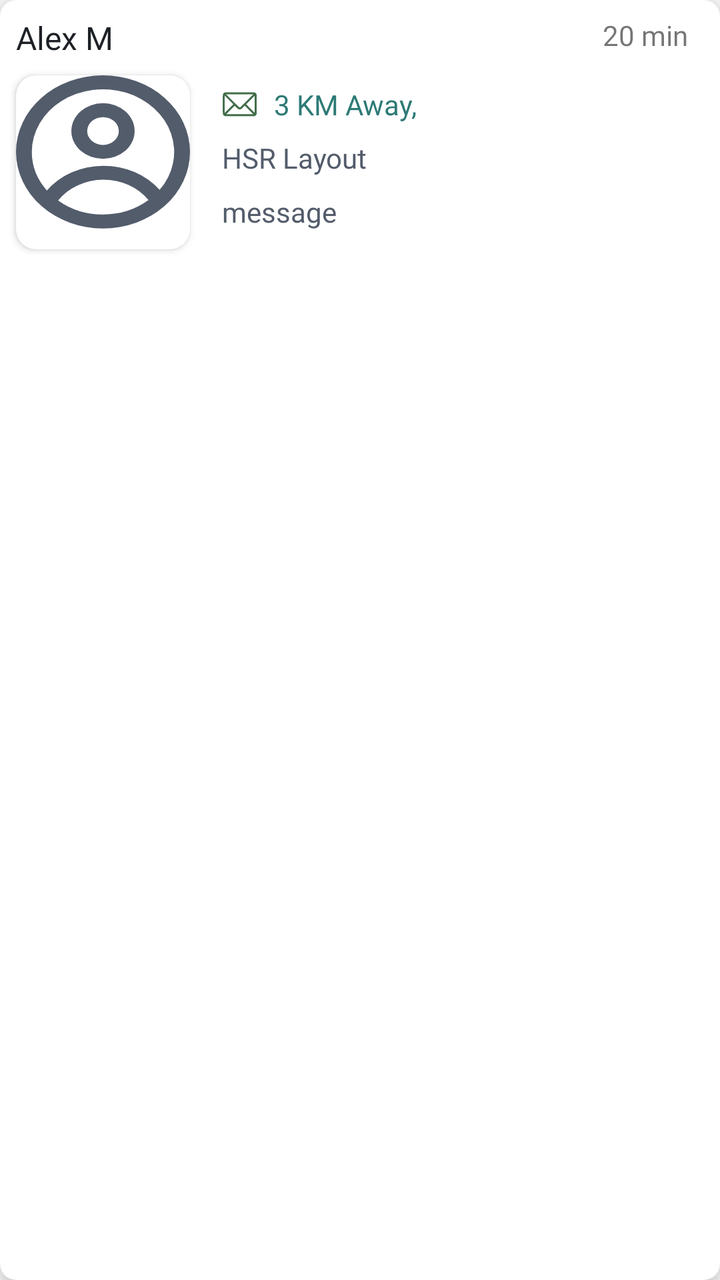
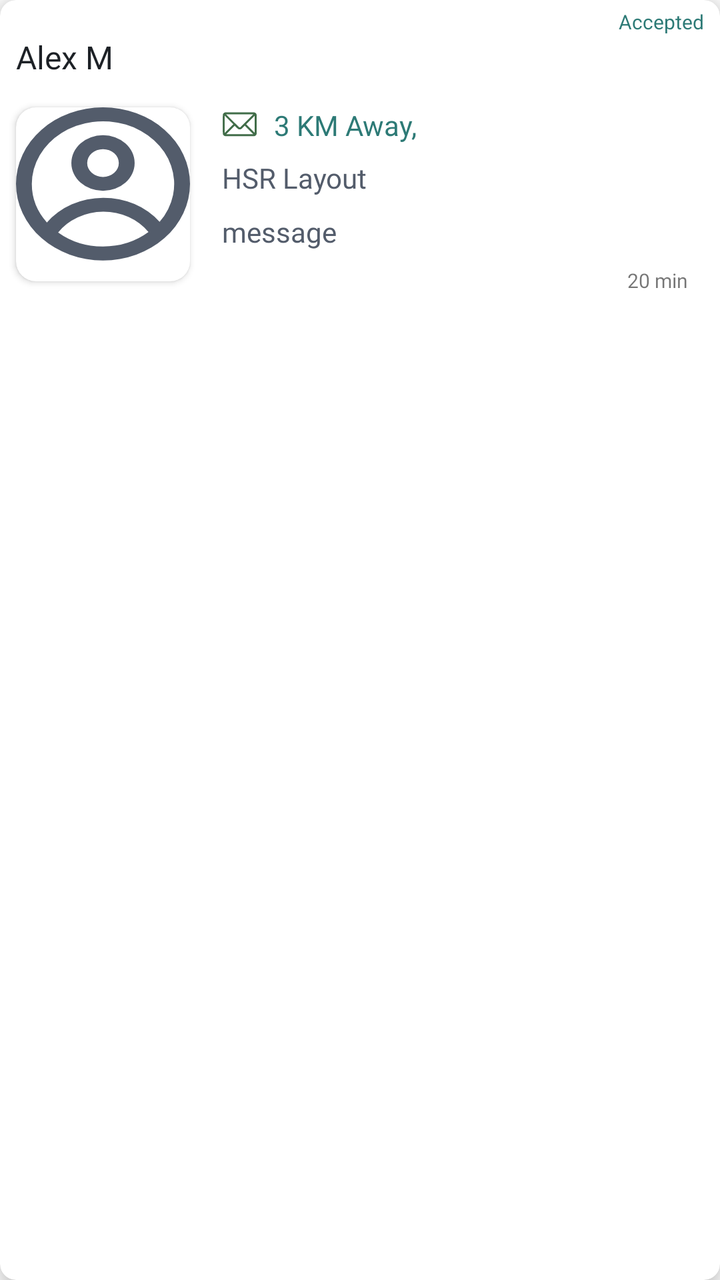

An Android layout rendered at two revisions. The XML below is the earlier revision; the diff shows what the commit changed to produce the second picture.
<!-- AndroidManifest.xml: application theme Theme.AbraaKaDabraa.App -->
<!-- res/layout/my_request_users_row.xml -->
<?xml version="1.0" encoding="utf-8"?>
<androidx.cardview.widget.CardView xmlns:android="http://schemas.android.com/apk/res/android"
    xmlns:app="http://schemas.android.com/apk/res-auto"
    xmlns:tools="http://schemas.android.com/tools"
    android:layout_width="match_parent"
    android:layout_height="wrap_content"
    app:cardElevation="8dp"
    app:cardCornerRadius="8dp"
    android:layout_margin="8dp">

    <androidx.constraintlayout.widget.ConstraintLayout
        android:id="@+id/postedBy"
        android:layout_width="match_parent"
        android:layout_height="wrap_content"
        android:fontFamily="@font/montserrat_medium"
        android:text="Alex M"
        android:textSize="16sp"
        app:layout_constraintEnd_toEndOf="parent"
        app:layout_constraintStart_toStartOf="@+id/textView27"
        app:layout_constraintTop_toBottomOf="@+id/textView27">

        <androidx.cardview.widget.CardView
            android:id="@+id/cardView6"
            android:layout_width="87dp"
            android:layout_height="87dp"
            android:layout_marginStart="8dp"
            android:layout_marginTop="8dp"
            android:layout_marginBottom="8dp"
            app:cardCornerRadius="10dp"
            app:layout_constraintBottom_toBottomOf="parent"
            app:layout_constraintStart_toStartOf="parent"
            app:layout_constraintTop_toBottomOf="@+id/userName">

            <ImageView
                android:id="@+id/imageView20"
                android:layout_width="match_parent"
                android:layout_height="match_parent"
                android:scaleType="fitXY"
                android:src="@drawable/ic_profile" />
        </androidx.cardview.widget.CardView>

        <TextView
            android:id="@+id/userName"
            android:layout_width="wrap_content"
            android:layout_height="wrap_content"
            android:layout_marginStart="8dp"
            android:layout_marginTop="8dp"
            android:fontFamily="@font/montserrat_bold"
            android:text="Alex M"
            android:textColor="@color/sub_text_color"
            android:textSize="@dimen/sp_16"
            app:layout_constraintStart_toStartOf="parent"
            app:layout_constraintTop_toTopOf="parent" />

        <ImageView
            android:id="@+id/imageView17"
            android:layout_width="wrap_content"
            android:layout_height="wrap_content"
            android:layout_marginStart="16dp"
            android:layout_marginTop="8dp"
            app:layout_constraintBottom_toBottomOf="@+id/cardView6"
            app:layout_constraintStart_toEndOf="@+id/cardView6"
            app:layout_constraintTop_toBottomOf="@+id/userName"
            app:layout_constraintVertical_bias="0.07999998"
            app:srcCompat="@drawable/ic_email" />

        <TextView
            android:id="@+id/textView109"
            android:layout_width="0dp"
            android:layout_height="wrap_content"
            android:layout_marginStart="8dp"
            android:fontFamily="@font/montserrat_regular"
            android:text="3 KM Away,"
            android:textColor="@color/status_accepted"
            android:textSize="14sp"
            app:layout_constraintBottom_toBottomOf="@+id/imageView17"
            app:layout_constraintStart_toEndOf="@+id/imageView17"
            app:layout_constraintTop_toTopOf="@+id/imageView17" />

        <TextView
            android:id="@+id/message"
            android:layout_width="0dp"
            android:layout_height="wrap_content"
            android:layout_marginTop="8dp"
            android:layout_marginEnd="24dp"
            android:fontFamily="@font/montserrat_regular"
            android:maxLines="1"
            android:textSize="14sp"
            android:textColor="@color/title_color"
            android:text="message"
            app:layout_constraintEnd_toEndOf="parent"
            app:layout_constraintStart_toStartOf="@+id/imageView17"
            app:layout_constraintTop_toBottomOf="@+id/locatinName" />

        <TextView
            android:id="@+id/textView113"
            android:layout_width="wrap_content"
            android:layout_height="wrap_content"
            android:layout_marginTop="8dp"
            android:layout_marginEnd="16dp"
            android:textSize="14sp"
            android:fontFamily="@font/montserrat_regular"
            android:text="20 min"
            app:layout_constraintEnd_toEndOf="parent"
            app:layout_constraintTop_toTopOf="parent" />

        <TextView
            android:id="@+id/locatinName"
            android:layout_width="0dp"
            android:layout_height="wrap_content"
            android:layout_marginTop="8dp"
            android:layout_marginEnd="8dp"
            android:maxLength="25"
            android:maxLines="1"
            android:fontFamily="@font/montserrat_regular"
            android:textSize="14sp"
            android:textColor="@color/title_color"
            android:text="HSR Layout"
            app:layout_constraintEnd_toEndOf="parent"
            app:layout_constraintStart_toStartOf="@+id/imageView17"
            app:layout_constraintTop_toBottomOf="@+id/imageView17" />
    </androidx.constraintlayout.widget.ConstraintLayout>
</androidx.cardview.widget.CardView>
<!-- resources referenced by this layout -->
<resources>
  <color name="status_accepted">#2D7A76</color>
  <color name="sub_text_color">#1D2126</color>
  <color name="title_color">#535C6B</color>
  <dimen name="sp_16">16sp</dimen>
  <!-- drawable ic_email (drawable) -->
  <vector xmlns:android="http://schemas.android.com/apk/res/android"
      android:width="18dp"
      android:height="18dp"
      android:viewportWidth="18"
      android:viewportHeight="18">
      <group>
          <clip-path android:pathData="M0.3635,0.3043h17v17h-17z" />
          <path
              android:fillColor="#416D49"
              android:pathData="M1.5622,2.8643C0.9911,2.9772 0.5063,3.4686 0.3967,4.0529C0.3502,4.2986 0.3502,13.31 0.3967,13.5557C0.5096,14.1533 0.9911,14.6348 1.5887,14.7477C1.8344,14.7942 15.8926,14.7942 16.1383,14.7477C16.736,14.6348 17.2174,14.1533 17.3303,13.5557C17.3768,13.31 17.3768,4.2986 17.3303,4.0529C17.2174,3.4553 16.736,2.9738 16.1383,2.8609C15.9159,2.8211 1.778,2.8211 1.5622,2.8643ZM12.4329,7.0479C10.6598,8.8176 9.1723,10.2918 9.1225,10.3184C9.0063,10.3781 8.7207,10.3781 8.6045,10.3184C8.5547,10.2918 7.0672,8.8176 5.2942,7.0479L2.0735,3.8238H8.8635H15.6536L12.4329,7.0479ZM3.5079,10.9526L1.3596,13.1041V8.8043V4.5045L3.5079,6.6561L5.6594,8.8043L3.5079,10.9526ZM16.3674,8.811V13.1041L14.2192,10.9559L12.0676,8.8043L14.2092,6.6627C15.3879,5.484 16.3541,4.5211 16.3575,4.5211C16.3641,4.5211 16.3674,6.4535 16.3674,8.811ZM7.117,10.2918C8.0833,11.2514 8.2659,11.361 8.8635,11.361C9.4612,11.361 9.6405,11.2514 10.6166,10.2852L11.3903,9.5215L13.5219,11.6531L15.6536,13.7848H8.8635H2.0735L4.1985,11.6598C5.3672,10.491 6.3301,9.5348 6.3368,9.5348C6.3467,9.5348 6.6987,9.8768 7.117,10.2918Z" />
      </group>
  </vector>
  <!-- drawable ic_profile (drawable) -->
  <vector xmlns:android="http://schemas.android.com/apk/res/android"
      android:width="22dp"
      android:height="25dp"
      android:viewportWidth="22"
      android:viewportHeight="25">
    <path
        android:pathData="M15,8a4,4 0,1 1,-4 -4A4,4 0,0 1,15 8ZM13,8a2,2 0,1 1,-2 -2A2,2 0,0 1,13 8Z"
        android:fillColor="#535c6b"
        android:fillType="evenOdd"/>
    <path
        android:pathData="M11,0A11,11 0,1 0,22 11,11 11,0 0,0 11,0ZM2,11a8.961,8.961 0,0 0,1.908 5.542,9 9,0 0,1 14.249,-0.083A9,9 0,1 0,2 11ZM11,20a8.963,8.963 0,0 1,-5.672 -2.012,7 7,0 0,1 11.426,-0.067A8.964,8.964 0,0 1,11 20Z"
        android:fillColor="#535c6b"
        android:fillType="evenOdd"/>
  </vector>
  <style name="Theme.AbraaKaDabraa.App" parent="Theme.MaterialComponents.Light.DarkActionBar">
          <item name="colorPrimary">@color/theme_color</item>
          <item name="colorPrimaryVariant">@color/theme_color</item>
          <item name="colorOnPrimary">@color/theme_color</item>
      </style>
  <color name="theme_color">#416D49</color>
</resources>

<!-- the commit's change to res/layout/my_request_users_row.xml (unified diff, before → after) -->
@@ -44,13 +44,12 @@
             android:layout_width="wrap_content"
             android:layout_height="wrap_content"
             android:layout_marginStart="8dp"
-            android:layout_marginTop="8dp"
             android:fontFamily="@font/montserrat_bold"
             android:text="Alex M"
             android:textColor="@color/sub_text_color"
             android:textSize="@dimen/sp_16"
             app:layout_constraintStart_toStartOf="parent"
-            app:layout_constraintTop_toTopOf="parent" />
+            app:layout_constraintTop_toBottomOf="@+id/status" />
 
         <ImageView
             android:id="@+id/imageView17"
@@ -98,11 +97,13 @@
             android:layout_height="wrap_content"
             android:layout_marginTop="8dp"
             android:layout_marginEnd="16dp"
-            android:textSize="14sp"
+            android:layout_marginBottom="8dp"
             android:fontFamily="@font/montserrat_regular"
             android:text="20 min"
+            android:textSize="10sp"
+            app:layout_constraintBottom_toBottomOf="parent"
             app:layout_constraintEnd_toEndOf="parent"
-            app:layout_constraintTop_toTopOf="parent" />
+            app:layout_constraintTop_toBottomOf="@+id/message" />
 
         <TextView
             android:id="@+id/locatinName"
@@ -119,5 +120,17 @@
             app:layout_constraintEnd_toEndOf="parent"
             app:layout_constraintStart_toStartOf="@+id/imageView17"
             app:layout_constraintTop_toBottomOf="@+id/imageView17" />
+
+        <TextView
+            android:id="@+id/status"
+            android:layout_width="wrap_content"
+            android:layout_height="wrap_content"
+            android:layout_marginTop="4dp"
+            android:layout_marginEnd="8dp"
+            android:textSize="10sp"
+            android:textColor="@color/status_accepted"
+            android:text="Accepted"
+            app:layout_constraintEnd_toEndOf="parent"
+            app:layout_constraintTop_toTopOf="parent" />
     </androidx.constraintlayout.widget.ConstraintLayout>
 </androidx.cardview.widget.CardView>
